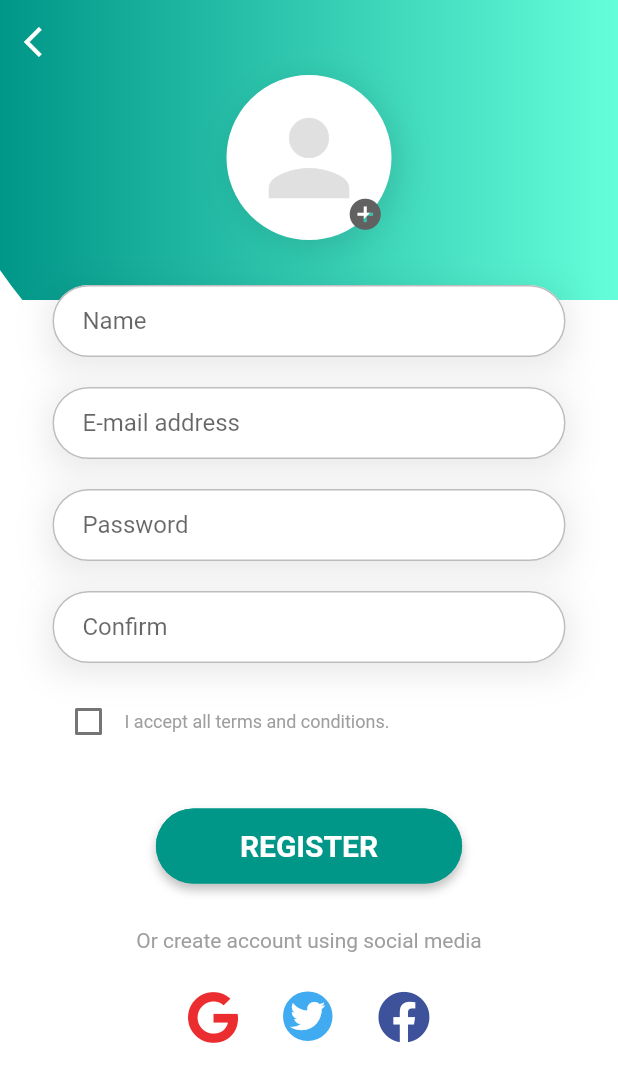
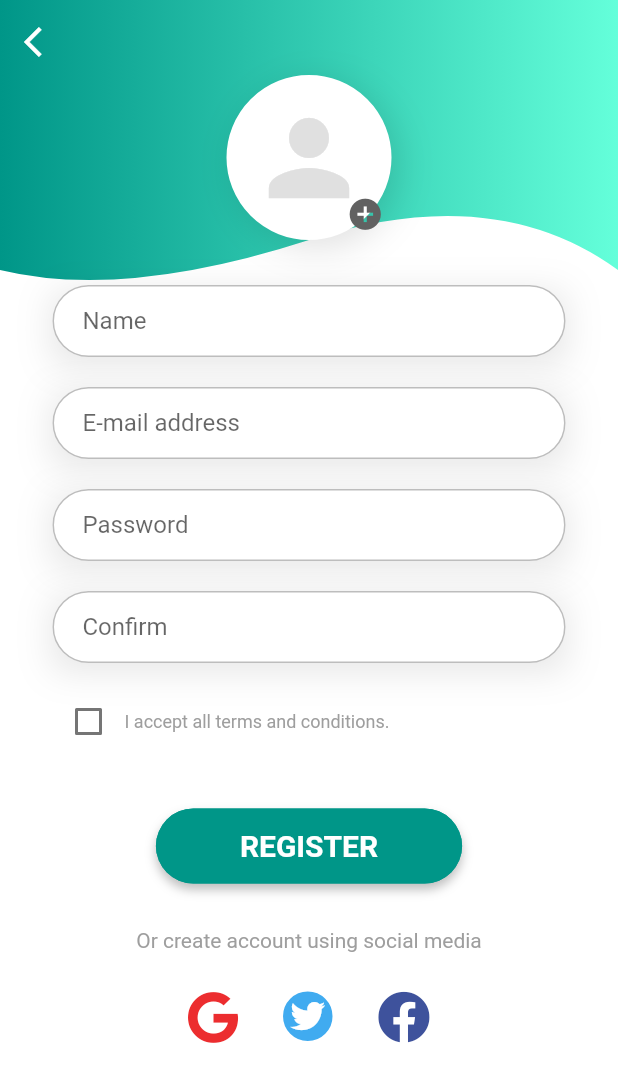
Before and after one commit to uyisaristide/jolivait_post_app, a Flutter app: the RegistrationPage screen opened directly, on a phone screen of 412 x 824 dp. Shown: the top 1082 px of the screen. Run offline on Flutter 3.47's test engine with Material 2 defaults, Android fonts, the phone set to English and light mode, and no system bars; our stand-ins replace carousel_slider, font_awesome_flutter, hexcolor, otp_text_field.

Commit message:
just a single change to tes global email

```diff
--- a/lib/authentication/registration_page.dart
+++ b/lib/authentication/registration_page.dart
@@ -57,7 +57,7 @@ class _RegistrationPageState extends State<RegistrationPage> {
           children: [
             Container(
               height: 200,
-              child: HeaderWidget(300, false, Icons.person_add_alt_1_rounded),
+              child: HeaderWidget(200, false, Icons.person_add_alt_1_rounded),
             ),
             Container(
               margin: EdgeInsets.fromLTRB(25, 50, 25, 10),
```
